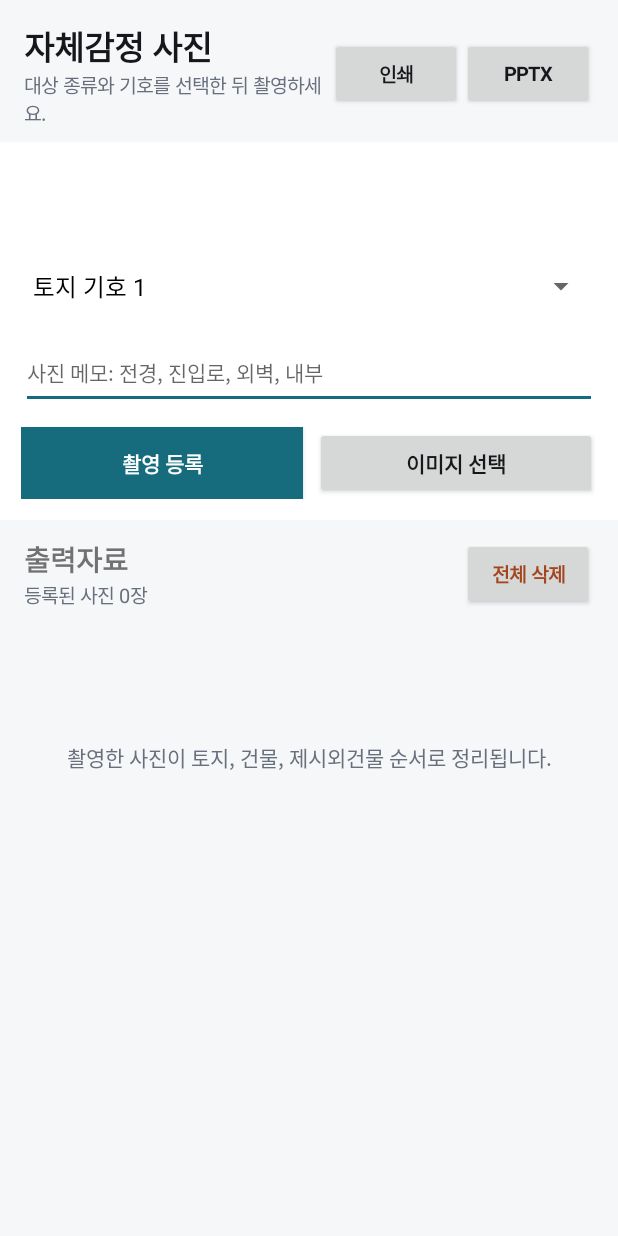
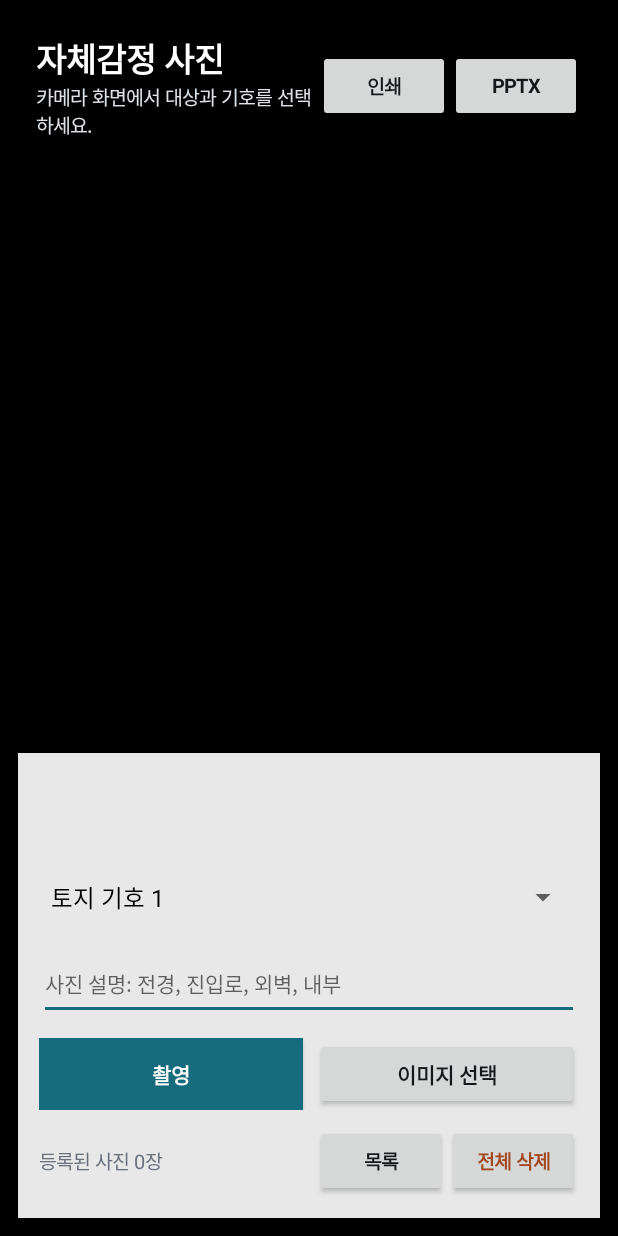
Before and after one commit to haho240414/appraisal-camera, an Android app: the screen it shows after launch (MainActivity), on a phone screen of 412 x 824 dp. Run offline under Robolectric (Android 15) with nearby library versions, the phone set to English and light mode, and no system bars; libraries missing offline, so code that uses them is left out: androidx.camera.core, androidx.camera.lifecycle, androidx.camera.view; pictures from the network do not load; 5 statements that could not run were skipped.

Commit message:
Open directly to camera capture

```diff
--- a/android-app/app/src/main/java/com/codex/appraisalcamera/MainActivity.java
+++ b/android-app/app/src/main/java/com/codex/appraisalcamera/MainActivity.java
@@ -1,7 +1,6 @@
 package com.codex.appraisalcamera;
 
 import android.Manifest;
-import android.app.Activity;
 import android.app.AlertDialog;
 import android.content.ContentValues;
 import android.content.Intent;
@@ -16,11 +15,11 @@ import android.provider.MediaStore;
 import android.print.PrintAttributes;
 import android.print.PrintDocumentAdapter;
 import android.print.PrintManager;
+import android.util.Size;
 import android.view.Gravity;
 import android.view.View;
 import android.view.ViewGroup;
 import android.webkit.WebView;
-import android.widget.AdapterView;
 import android.widget.ArrayAdapter;
 import android.widget.Button;
 import android.widget.EditText;
@@ -38,18 +37,28 @@ import org.json.JSONArray;
 import org.json.JSONException;
 import org.json.JSONObject;
 
+import androidx.activity.ComponentActivity;
+import androidx.camera.core.CameraSelector;
+import androidx.camera.core.ImageCapture;
+import androidx.camera.core.ImageCaptureException;
+import androidx.camera.core.Preview;
+import androidx.camera.lifecycle.ProcessCameraProvider;
+import androidx.camera.view.PreviewView;
+import androidx.core.content.ContextCompat;
+
+import com.google.common.util.concurrent.ListenableFuture;
+
 import java.io.IOException;
 import java.io.OutputStream;
 import java.text.SimpleDateFormat;
 import java.util.ArrayList;
 import java.util.Collections;
-import java.util.Comparator;
 import java.util.Date;
 import java.util.HashSet;
 import java.util.Locale;
 import java.util.Set;
 
-public class MainActivity extends Activity {
+public class MainActivity extends ComponentActivity {
     private static final int REQUEST_CAMERA = 1001;
     private static final int REQUEST_PICK_IMAGE = 1002;
     private static final int REQUEST_CREATE_PPTX = 1003;
@@ -74,8 +83,9 @@ public class MainActivity extends Activity {
     private Spinner symbolSpinner;
     private Spinner buildingSubSpinner;
     private EditText memoInput;
+    private PreviewView previewView;
+    private ImageCapture imageCapture;
     private String currentCategory = CATEGORY_LAND;
-    private Uri pendingCameraUri;
     private WebView printWebView;
     private byte[] pendingPptxBytes;
 
@@ -86,6 +96,7 @@ public class MainActivity extends Activity {
         buildUi();
         updateSymbolControls();
         renderPhotos();
+        requestCameraPreview();
     }
 
     private static String[] makeNumberSymbols(int count) {
@@ -97,14 +108,23 @@ public class MainActivity extends Activity {
     }
 
     private void buildUi() {
-        LinearLayout root = new LinearLayout(this);
-        root.setOrientation(LinearLayout.VERTICAL);
-        root.setBackgroundColor(Color.rgb(246, 247, 249));
+        FrameLayout root = new FrameLayout(this);
+        root.setBackgroundColor(Color.BLACK);
+
+        previewView = new PreviewView(this);
+        previewView.setScaleType(PreviewView.ScaleType.FILL_CENTER);
+        root.addView(previewView, new FrameLayout.LayoutParams(ViewGroup.LayoutParams.MATCH_PARENT, ViewGroup.LayoutParams.MATCH_PARENT));
+
+        LinearLayout overlay = new LinearLayout(this);
+        overlay.setOrientation(LinearLayout.VERTICAL);
+        overlay.setPadding(dp(12), dp(12), dp(12), dp(12));
+        root.addView(overlay, new FrameLayout.LayoutParams(ViewGroup.LayoutParams.MATCH_PARENT, ViewGroup.LayoutParams.MATCH_PARENT));
 
         LinearLayout header = new LinearLayout(this);
         header.setOrientation(LinearLayout.HORIZONTAL);
         header.setGravity(Gravity.CENTER_VERTICAL);
-        header.setPadding(dp(16), dp(14), dp(16), dp(10));
+        header.setPadding(dp(12), dp(10), dp(12), dp(10));
+        header.setBackgroundColor(Color.argb(168, 0, 0, 0));
 
         LinearLayout titleBox = new LinearLayout(this);
         titleBox.setOrientation(LinearLayout.VERTICAL);
@@ -114,13 +134,13 @@ public class MainActivity extends Activity {
         title.setText("자체감정 사진");
         title.setTextSize(22);
         title.setTypeface(Typeface.DEFAULT_BOLD);
-        title.setTextColor(Color.rgb(21, 23, 26));
+        title.setTextColor(Color.WHITE);
         titleBox.addView(title);
 
         statusText = new TextView(this);
-        statusText.setText("대상 종류와 기호를 선택한 뒤 촬영하세요.");
+        statusText.setText("카메라 화면에서 대상과 기호를 선택하세요.");
         statusText.setTextSize(13);
-        statusText.setTextColor(Color.rgb(104, 112, 125));
+        statusText.setTextColor(Color.rgb(220, 226, 230));
         titleBox.addView(statusText);
 
         Button printButton = smallButton("인쇄");
@@ -130,10 +150,15 @@ public class MainActivity extends Activity {
         Button pptxButton = smallButton("PPTX");
         pptxButton.setOnClickListener(v -> exportPptx());
         header.addView(pptxButton);
-        root.addView(header);
+        overlay.addView(header);
 
-        LinearLayout controls = panel();
+        View spacer = new View(this);
+        overlay.addView(spacer, new LinearLayout.LayoutParams(ViewGroup.LayoutParams.MATCH_PARENT, 0, 1));
+
+        LinearLayout controls = new LinearLayout(this);
+        controls.setOrientation(LinearLayout.VERTICAL);
         controls.setPadding(dp(14), dp(14), dp(14), dp(14));
+        controls.setBackgroundColor(Color.argb(232, 255, 255, 255));
 
         RadioGroup categoryGroup = new RadioGroup(this);
         categoryGroup.setOrientation(RadioGroup.HORIZONTAL);
@@ -164,7 +189,7 @@ public class MainActivity extends Activity {
 
         memoInput = new EditText(this);
         memoInput.setSingleLine(true);
-        memoInput.setHint("사진 메모: 전경, 진입로, 외벽, 내부");
+        memoInput.setHint("사진 설명: 전경, 진입로, 외벽, 내부");
         memoInput.setTextSize(14);
         LinearLayout.LayoutParams memoParams = new LinearLayout.LayoutParams(ViewGroup.LayoutParams.MATCH_PARENT, dp(48));
         memoParams.topMargin = dp(10);
@@ -174,8 +199,8 @@ public class MainActivity extends Activity {
         buttonRow.setOrientation(LinearLayout.HORIZONTAL);
         buttonRow.setPadding(0, dp(12), 0, 0);
 
-        Button cameraButton = primaryButton("촬영 등록");
-        cameraButton.setOnClickListener(v -> requestCameraThenCapture());
+        Button cameraButton = primaryButton("촬영");
+        cameraButton.setOnClickListener(v -> capturePhoto());
         buttonRow.addView(cameraButton, new LinearLayout.LayoutParams(0, dp(48), 1));
 
         Button pickButton = secondaryButton("이미지 선택");
@@ -185,40 +210,30 @@ public class MainActivity extends Activity {
         buttonRow.addView(pickButton, pickParams);
         controls.addView(buttonRow);
 
-        root.addView(controls);
-
-        LinearLayout outputHeader = new LinearLayout(this);
-        outputHeader.setOrientation(LinearLayout.HORIZONTAL);
-        outputHeader.setGravity(Gravity.CENTER_VERTICAL);
-        outputHeader.setPadding(dp(16), dp(12), dp(16), dp(8));
-
-        LinearLayout outputTitleBox = new LinearLayout(this);
-        outputTitleBox.setOrientation(LinearLayout.VERTICAL);
-        outputHeader.addView(outputTitleBox, new LinearLayout.LayoutParams(0, ViewGroup.LayoutParams.WRAP_CONTENT, 1));
-
-        TextView outputTitle = new TextView(this);
-        outputTitle.setText("출력자료");
-        outputTitle.setTextSize(19);
-        outputTitle.setTypeface(Typeface.DEFAULT_BOLD);
-        outputTitleBox.addView(outputTitle);
+        LinearLayout outputRow = new LinearLayout(this);
+        outputRow.setOrientation(LinearLayout.HORIZONTAL);
+        outputRow.setGravity(Gravity.CENTER_VERTICAL);
+        outputRow.setPadding(0, dp(10), 0, 0);
 
         countText = new TextView(this);
         countText.setTextSize(13);
         countText.setTextColor(Color.rgb(104, 112, 125));
-        outputTitleBox.addView(countText);
+        outputRow.addView(countText, new LinearLayout.LayoutParams(0, ViewGroup.LayoutParams.WRAP_CONTENT, 1));
+
+        Button listButton = smallButton("목록");
+        listButton.setOnClickListener(v -> showPhotoListDialog());
+        outputRow.addView(listButton);
 
         Button clearButton = smallButton("전체 삭제");
         clearButton.setTextColor(Color.rgb(163, 69, 29));
         clearButton.setOnClickListener(v -> confirmClear());
-        outputHeader.addView(clearButton);
-        root.addView(outputHeader);
+        outputRow.addView(clearButton);
+        controls.addView(outputRow);
 
-        ScrollView scrollView = new ScrollView(this);
         listContainer = new LinearLayout(this);
         listContainer.setOrientation(LinearLayout.VERTICAL);
         listContainer.setPadding(dp(12), 0, dp(12), dp(20));
-        scrollView.addView(listContainer);
-        root.addView(scrollView, new LinearLayout.LayoutParams(ViewGroup.LayoutParams.MATCH_PARENT, 0, 1));
+        overlay.addView(controls);
 
         setContentView(root);
     }
@@ -323,39 +338,49 @@ public class MainActivity extends Activity {
         return new NextSymbol(symbols[symbols.length - 1], "");
     }
 
-    private void requestCameraThenCapture() {
+    private void requestCameraPreview() {
         if (checkSelfPermission(Manifest.permission.CAMERA) != PackageManager.PERMISSION_GRANTED) {
             requestPermissions(new String[]{Manifest.permission.CAMERA}, PERMISSION_CAMERA);
             return;
         }
-        launchCamera();
+        startCameraPreview();
     }
 
-    private void launchCamera() {
-        Intent intent = new Intent(MediaStore.ACTION_IMAGE_CAPTURE);
-        if (intent.resolveActivity(getPackageManager()) == null) {
-            Toast.makeText(this, "사용 가능한 카메라 앱이 없습니다.", Toast.LENGTH_SHORT).show();
-            return;
-        }
+    private void startCameraPreview() {
+        ListenableFuture<ProcessCameraProvider> providerFuture = ProcessCameraProvider.getInstance(this);
+        providerFuture.addListener(() -> {
+            try {
+                ProcessCameraProvider provider = providerFuture.get();
+                Preview preview = new Preview.Builder()
+                        .setTargetResolution(new Size(1280, 720))
+                        .build();
+                imageCapture = new ImageCapture.Builder()
+                        .setCaptureMode(ImageCapture.CAPTURE_MODE_MINIMIZE_LATENCY)
+                        .setTargetResolution(new Size(1600, 1200))
+                        .build();
+                preview.setSurfaceProvider(previewView.getSurfaceProvider());
 
-        pendingCameraUri = createCameraImageUri();
-        if (pendingCameraUri == null) {
-            Toast.makeText(this, "사진 저장 위치를 만들 수 없습니다.", Toast.LENGTH_SHORT).show();
-            return;
-        }
-
-        intent.putExtra(MediaStore.EXTRA_OUTPUT, pendingCameraUri);
-        intent.addFlags(Intent.FLAG_GRANT_WRITE_URI_PERMISSION | Intent.FLAG_GRANT_READ_URI_PERMISSION);
-        startActivityForResult(intent, REQUEST_CAMERA);
+                provider.unbindAll();
+                provider.bindToLifecycle(this, CameraSelector.DEFAULT_BACK_CAMERA, preview, imageCapture);
+                statusText.setText("대상과 기호를 고른 뒤 촬영하세요.");
+            } catch (Exception e) {
+                statusText.setText("카메라를 시작할 수 없습니다.");
+                Toast.makeText(this, "카메라 시작에 실패했습니다.", Toast.LENGTH_SHORT).show();
+            }
+        }, ContextCompat.getMainExecutor(this));
     }
 
     private Uri createCameraImageUri() {
+        return getContentResolver().insert(MediaStore.Images.Media.EXTERNAL_CONTENT_URI, cameraContentValues());
+    }
+
+    private ContentValues cameraContentValues() {
         ContentValues values = new ContentValues();
         values.put(MediaStore.Images.Media.DISPLAY_NAME, "appraisal_" + System.currentTimeMillis() + ".jpg");
         values.put(MediaStore.Images.Media.MIME_TYPE, "image/jpeg");
         values.put(MediaStore.Images.Media.RELATIVE_PATH, Environment.DIRECTORY_PICTURES + "/AppraisalCamera");
         values.put(MediaStore.Images.Media.IS_PENDING, 1);
-        return getContentResolver().insert(MediaStore.Images.Media.EXTERNAL_CONTENT_URI, values);
+        return values;
     }
 
     private void pickImage() {
@@ -371,7 +396,7 @@ public class MainActivity extends Activity {
         super.onRequestPermissionsResult(requestCode, permissions, grantResults);
         if (requestCode == PERMISSION_CAMERA) {
             if (hasCameraGrant(permissions, grantResults)) {
-                launchCamera();
+                startCameraPreview();
             } else {
                 Toast.makeText(this, "카메라 권한이 필요합니다.", Toast.LENGTH_SHORT).show();
             }
@@ -381,17 +406,6 @@ public class MainActivity extends Activity {
     @Override
     protected void onActivityResult(int requestCode, int resultCode, Intent data) {
         super.onActivityResult(requestCode, resultCode, data);
-
-        if (requestCode == REQUEST_CAMERA) {
-            if (resultCode == RESULT_OK && pendingCameraUri != null) {
-                markImageReady(pendingCameraUri);
-                addPhoto(pendingCameraUri.toString());
-            } else if (pendingCameraUri != null) {
-                getContentResolver().delete(pendingCameraUri, null, null);
-            }
-            pendingCameraUri = null;
-            return;
-        }
 
         if (requestCode == REQUEST_PICK_IMAGE && resultCode == RESULT_OK && data != null && data.getData() != null) {
             Uri uri = data.getData();
@@ -408,6 +422,38 @@ public class MainActivity extends Activity {
         if (requestCode == REQUEST_CREATE_PPTX && resultCode == RESULT_OK && data != null && data.getData() != null) {
             writePendingPptx(data.getData());
         }
+    }
+
+    private void capturePhoto() {
+        if (checkSelfPermission(Manifest.permission.CAMERA) != PackageManager.PERMISSION_GRANTED) {
+            requestPermissions(new String[]{Manifest.permission.CAMERA}, PERMISSION_CAMERA);
+            return;
+        }
+
+        if (imageCapture == null) {
+            statusText.setText("카메라 준비 중입니다. 잠시 후 다시 촬영하세요.");
+            startCameraPreview();
+            return;
+        }
+
+        ImageCapture.OutputFileOptions options = new ImageCapture.OutputFileOptions.Builder(getContentResolver(), MediaStore.Images.Media.EXTERNAL_CONTENT_URI, cameraContentValues()).build();
+        imageCapture.takePicture(options, ContextCompat.getMainExecutor(this), new ImageCapture.OnImageSavedCallback() {
+            @Override
+            public void onImageSaved(ImageCapture.OutputFileResults outputFileResults) {
+                Uri savedUri = outputFileResults.getSavedUri();
+                if (savedUri == null) {
+                    Toast.makeText(MainActivity.this, "사진 저장 위치를 확인할 수 없습니다.", Toast.LENGTH_SHORT).show();
+                    return;
+                }
+                markImageReady(savedUri);
+                addPhoto(savedUri.toString());
+            }
+
+            @Override
+            public void onError(ImageCaptureException exception) {
+                Toast.makeText(MainActivity.this, "촬영 저장에 실패했습니다.", Toast.LENGTH_SHORT).show();
+            }
+        });
     }
 
     private void markImageReady(Uri uri) {
@@ -476,6 +522,33 @@ public class MainActivity extends Activity {
                 listContainer.addView(photoCard(photo));
             }
         }
+    }
+
+    private void showPhotoListDialog() {
+        LinearLayout dialogList = new LinearLayout(this);
+        dialogList.setOrientation(LinearLayout.VERTICAL);
+        dialogList.setPadding(dp(12), dp(12), dp(12), dp(12));
+
+        if (photos.isEmpty()) {
+            TextView empty = new TextView(this);
+            empty.setText("등록된 사진이 없습니다.");
+            empty.setGravity(Gravity.CENTER);
+            empty.setTextColor(Color.rgb(104, 112, 125));
+            dialogList.addView(empty, new LinearLayout.LayoutParams(ViewGroup.LayoutParams.MATCH_PARENT, dp(140)));
+        } else {
+            for (PhotoItem photo : sortedPhotos()) {
+                dialogList.addView(photoCard(photo));
+            }
+        }
+
+        ScrollView scrollView = new ScrollView(this);
+        scrollView.addView(dialogList);
+
+        new AlertDialog.Builder(this)
+                .setTitle("등록된 사진")
+                .setView(scrollView)
+                .setPositiveButton("닫기", null)
+                .show();
     }
 
     private View photoCard(PhotoItem photo) {
```
Also changed, not shown: android-app/app/build.gradle (+8 -0 lines), 1 other file.
